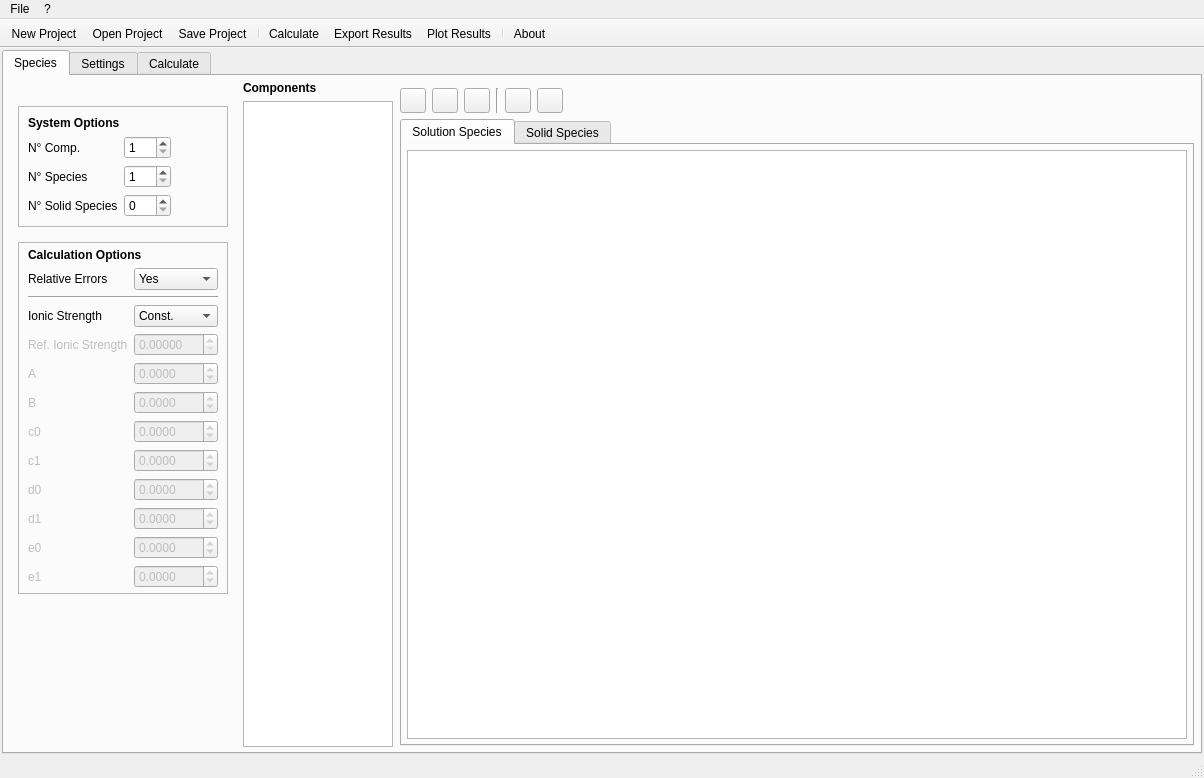
Qt form src/main/python/ui/PyES_main.ui (Kastakin/PyES) before a commit.
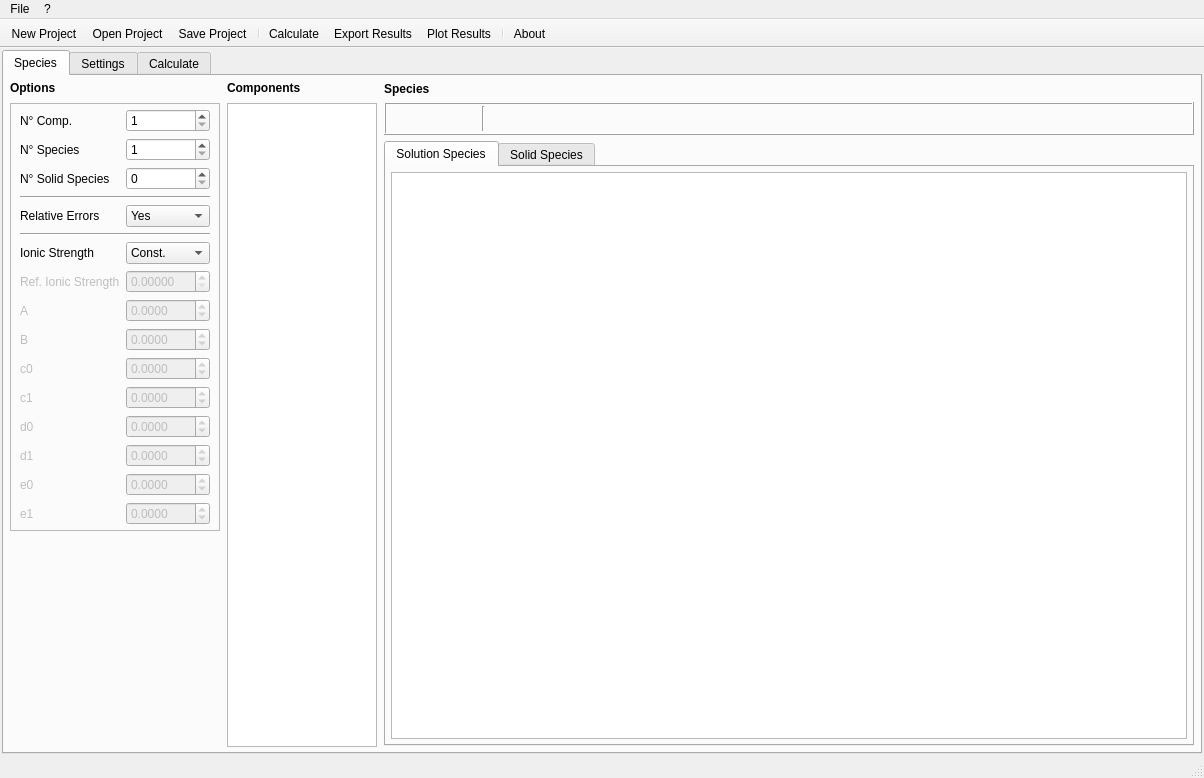
The same form after that commit. Icons and pictures are not drawn.

Commit message: [enh] Experiment with a more clear ui

```diff
--- a/src/main/python/ui/PyES_main.ui
+++ b/src/main/python/ui/PyES_main.ui
@@ -63,7 +63,7 @@
        <attribute name="title">
         <string>Species</string>
        </attribute>
-       <layout class="QHBoxLayout" name="horizontalLayout" stretch="1,2,5">
+       <layout class="QHBoxLayout" name="horizontalLayout" stretch="0,2,5">
         <property name="sizeConstraint">
          <enum>QLayout::SetDefaultConstraint</enum>
         </property>
@@ -92,142 +92,31 @@
           </property>
           <layout class="QVBoxLayout" name="verticalLayout_6">
            <property name="spacing">
-            <number>15</number>
+            <number>8</number>
+           </property>
+           <property name="leftMargin">
+            <number>1</number>
            </property>
            <property name="topMargin">
-            <number>25</number>
+            <number>0</number>
+           </property>
+           <property name="rightMargin">
+            <number>1</number>
+           </property>
+           <property name="bottomMargin">
+            <number>1</number>
            </property>
            <item>
-            <widget class="QFrame" name="frame_9">
+            <widget class="QLabel" name="sys_opt_label">
              <property name="sizePolicy">
-              <sizepolicy hsizetype="Minimum" vsizetype="Fixed">
+              <sizepolicy hsizetype="Preferred" vsizetype="Maximum">
                <horstretch>0</horstretch>
                <verstretch>0</verstretch>
               </sizepolicy>
              </property>
-             <property name="frameShape">
-              <enum>QFrame::StyledPanel</enum>
+             <property name="text">
+              <string>&lt;html&gt;&lt;head/&gt;&lt;body&gt;&lt;p&gt;&lt;span style=&quot; font-weight:600;&quot;&gt;Options&lt;/span&gt;&lt;/p&gt;&lt;/body&gt;&lt;/html&gt;</string>
              </property>
-             <layout class="QFormLayout" name="formLayout_5">
-              <property name="horizontalSpacing">
-               <number>6</number>
-              </property>
-              <property name="topMargin">
-               <number>9</number>
-              </property>
-              <property name="rightMargin">
-               <number>5</number>
-              </property>
-              <property name="bottomMargin">
-               <number>9</number>
-              </property>
-              <item row="0" column="0" colspan="2">
-               <widget class="QLabel" name="sys_opt_label">
-                <property name="text">
-                 <string>&lt;html&gt;&lt;head/&gt;&lt;body&gt;&lt;p&gt;&lt;span style=&quot; font-weight:600;&quot;&gt;System Options&lt;/span&gt;&lt;/p&gt;&lt;/body&gt;&lt;/html&gt;</string>
-                </property>
-               </widget>
-              </item>
-              <item row="1" column="0">
-               <widget class="QLabel" name="comp_label">
-                <property name="sizePolicy">
-                 <sizepolicy hsizetype="Maximum" vsizetype="Preferred">
-                  <horstretch>0</horstretch>
-                  <verstretch>0</verstretch>
-                 </sizepolicy>
-                </property>
-                <property name="text">
-                 <string>N° Comp.</string>
-                </property>
-               </widget>
-              </item>
-              <item row="2" column="0">
-               <widget class="QLabel" name="species_label">
-                <property name="sizePolicy">
-                 <sizepolicy hsizetype="Maximum" vsizetype="Preferred">
-                  <horstretch>0</horstretch>
-                  <verstretch>0</verstretch>
-                 </sizepolicy>
-                </property>
-                <property name="text">
-                 <string>N° Species</string>
-                </property>
-               </widget>
-              </item>
-              <item row="3" column="0">
-               <widget class="QLabel" name="phases_label">
-                <property name="sizePolicy">
-                 <sizepolicy hsizetype="Maximum" vsizetype="Preferred">
-                  <horstretch>0</horstretch>
-                  <verstretch>0</verstretch>
-                 </sizepolicy>
-                </property>
-                <property name="text">
-                 <string>N° Solid Species</string>
-                </property>
-               </widget>
-              </item>
-              <item row="3" column="1">
-               <widget class="QSpinBox" name="numPhases">
-                <property name="sizePolicy">
-                 <sizepolicy hsizetype="Maximum" vsizetype="Fixed">
-                  <horstretch>0</horstretch>
-                  <verstretch>0</verstretch>
-                 </sizepolicy>
-                </property>
-                <property name="statusTip">
-                 <string>Number of solid phases to be considered.</string>
-                </property>
-                <property name="minimum">
-                 <number>0</number>
-                </property>
-                <property name="maximum">
-                 <number>999</number>
-                </property>
-                <property name="value">
-                 <number>0</number>
-                </property>
-               </widget>
-              </item>
-              <item row="1" column="1">
-               <widget class="QSpinBox" name="numComp">
-                <property name="sizePolicy">
-                 <sizepolicy hsizetype="Maximum" vsizetype="Fixed">
-                  <horstretch>0</horstretch>
-                  <verstretch>0</verstretch>
-                 </sizepolicy>
-                </property>
-                <property name="statusTip">
-                 <string>Number of components present.</string>
-                </property>
-                <property name="minimum">
-                 <number>1</number>
-                </property>
-                <property name="maximum">
-                 <number>999</number>
-                </property>
-               </widget>
-              </item>
-              <item row="2" column="1">
-               <widget class="QSpinBox" name="numSpecies">
-                <property name="sizePolicy">
-                 <sizepolicy hsizetype="Maximum" vsizetype="Fixed">
-                  <horstretch>0</horstretch>
-                  <verstretch>0</verstretch>
-                 </sizepolicy>
-                </property>
-                <property name="statusTip">
-                 <string>Number of species to be considered.</string>
-                </property>
-                <property name="minimum">
-                 <number>1</number>
-                </property>
-                <property name="maximum">
-                 <number>999</number>
-                </property>
-               </widget>
-              </item>
-             </layout>
             </widget>
            </item>
            <item>
@@ -281,27 +170,148 @@
                  <property name="bottomMargin">
                   <number>5</number>
                  </property>
-                 <item row="0" column="0" colspan="2">
-                  <widget class="QLabel" name="calc_opt_label">
+                 <item row="0" column="0">
+                  <widget class="QLabel" name="comp_label">
                    <property name="sizePolicy">
-                    <sizepolicy hsizetype="Preferred" vsizetype="Maximum">
+                    <sizepolicy hsizetype="Maximum" vsizetype="Preferred">
                      <horstretch>0</horstretch>
                      <verstretch>0</verstretch>
                     </sizepolicy>
                    </property>
                    <property name="text">
-                    <string>&lt;html&gt;&lt;head/&gt;&lt;body&gt;&lt;p&gt;&lt;span style=&quot; font-weight:600;&quot;&gt;Calculation Options&lt;/span&gt;&lt;/p&gt;&lt;/body&gt;&lt;/html&gt;</string>
+                    <string>N° Comp.</string>
                    </property>
                   </widget>
                  </item>
-                 <item row="3" column="0">
+                 <item row="0" column="1">
+                  <widget class="QSpinBox" name="numComp">
+                   <property name="sizePolicy">
+                    <sizepolicy hsizetype="Preferred" vsizetype="Fixed">
+                     <horstretch>0</horstretch>
+                     <verstretch>0</verstretch>
+                    </sizepolicy>
+                   </property>
+                   <property name="statusTip">
+                    <string>Number of components present.</string>
+                   </property>
+                   <property name="minimum">
+                    <number>1</number>
+                   </property>
+                   <property name="maximum">
+                    <number>999</number>
+                   </property>
+                  </widget>
+                 </item>
+                 <item row="1" column="0">
+                  <widget class="QLabel" name="species_label">
+                   <property name="sizePolicy">
+                    <sizepolicy hsizetype="Maximum" vsizetype="Preferred">
+                     <horstretch>0</horstretch>
+                     <verstretch>0</verstretch>
+                    </sizepolicy>
+                   </property>
+                   <property name="text">
+                    <string>N° Species</string>
+                   </property>
+                  </widget>
+                 </item>
+                 <item row="1" column="1">
+                  <widget class="QSpinBox" name="numSpecies">
+                   <property name="sizePolicy">
+                    <sizepolicy hsizetype="Preferred" vsizetype="Fixed">
+                     <horstretch>0</horstretch>
+                     <verstretch>0</verstretch>
+                    </sizepolicy>
+                   </property>
+                   <property name="statusTip">
+                    <string>Number of species to be considered.</string>
+                   </property>
+                   <property name="minimum">
+                    <number>1</number>
+                   </property>
+                   <property name="maximum">
+                    <number>999</number>
+                   </property>
+                  </widget>
+                 </item>
+                 <item row="2" column="0">
+                  <widget class="QLabel" name="phases_label">
+                   <property name="sizePolicy">
+                    <sizepolicy hsizetype="Maximum" vsizetype="Preferred">
+                     <horstretch>0</horstretch>
+                     <verstretch>0</verstretch>
+                    </sizepolicy>
+                   </property>
+                   <property name="text">
+                    <string>N° Solid Species</string>
+                   </property>
+                  </widget>
+                 </item>
+                 <item row="2" column="1">
+                  <widget class="QSpinBox" name="numPhases">
+                   <property name="sizePolicy">
+                    <sizepolicy hsizetype="Preferred" vsizetype="Fixed">
+                     <horstretch>0</horstretch>
+                     <verstretch>0</verstretch>
+                    </sizepolicy>
+                   </property>
+                   <property name="statusTip">
+                    <string>Number of solid phases to be considered.</string>
+                   </property>
+                   <property name="minimum">
+                    <number>0</number>
+                   </property>
+                   <property name="maximum">
+                    <number>999</number>
+                   </property>
+                   <property name="value">
+                    <number>0</number>
+                   </property>
+                  </widget>
+                 </item>
+                 <item row="3" column="0" colspan="2">
+                  <widget class="Line" name="line_7">
+                   <property name="orientation">
+                    <enum>Qt::Horizontal</enum>
+                   </property>
+                  </widget>
+                 </item>
+                 <item row="6" column="0">
+                  <widget class="QLabel" name="relErrorMode_label">
+                   <property name="text">
+                    <string>Relative Errors</string>
+                   </property>
+                  </widget>
+                 </item>
+                 <item row="6" column="1">
+                  <widget class="QComboBox" name="relErrorMode">
+                   <item>
+                    <property name="text">
+                     <string>Yes</string>
+                    </property>
+                   </item>
+                   <item>
+                    <property name="text">
+                     <string>No</string>
+                    </property>
+                   </item>
+                  </widget>
+                 </item>
+                 <item row="8" column="0" colspan="2">
+                  <widget class="Line" name="line">
+                   <property name="orientation">
+                    <enum>Qt::Horizontal</enum>
+                   </property>
+                  </widget>
+                 </item>
+                 <item row="9" column="0">
                   <widget class="QLabel" name="imode_label">
                    <property name="text">
                     <string>Ionic Strength</string>
                    </property>
                   </widget>
                  </item>
-                 <item row="3" column="1">
+                 <item row="9" column="1">
                   <widget class="QComboBox" name="imode">
                    <property name="sizePolicy">
                     <sizepolicy hsizetype="Minimum" vsizetype="Fixed">
@@ -324,7 +334,7 @@
                    </item>
                   </widget>
                  </item>
-                 <item row="4" column="0">
+                 <item row="10" column="0">
                   <widget class="QLabel" name="refIonicStr_label">
                    <property name="enabled">
                     <bool>false</bool>
@@ -334,7 +344,7 @@
                    </property>
                   </widget>
                  </item>
-                 <item row="4" column="1">
+                 <item row="10" column="1">
                   <widget class="QDoubleSpinBox" name="refIonicStr">
                    <property name="enabled">
                     <bool>false</bool>
@@ -353,45 +363,7 @@
                    </property>
                   </widget>
                  </item>
-                 <item row="2" column="0" colspan="2">
-                  <widget class="Line" name="line">
-                   <property name="orientation">
-                    <enum>Qt::Horizontal</enum>
-                   </property>
-                  </widget>
-                 </item>
-                 <item row="1" column="0">
-                  <widget class="QLabel" name="relErrorMode_label">
-                   <property name="text">
-                    <string>Relative Errors</string>
-                   </property>
-                  </widget>
-                 </item>
-                 <item row="1" column="1">
-                  <widget class="QComboBox" name="relErrorMode">
-                   <item>
-                    <property name="text">
-                     <string>Yes</string>
-                    </property>
-                   </item>
-                   <item>
-                    <property name="text">
-                     <string>No</string>
-                    </property>
-                   </item>
-                  </widget>
-                 </item>
                  <item row="11" column="0">
-                  <widget class="QLabel" name="e0_label">
-                   <property name="enabled">
-                    <bool>false</bool>
-                   </property>
-                   <property name="text">
-                    <string>e0</string>
-                   </property>
-                  </widget>
-                 </item>
-                 <item row="5" column="0">
                   <widget class="QLabel" name="A_label">
                    <property name="enabled">
                     <bool>false</bool>
@@ -401,7 +373,7 @@
                    </property>
                   </widget>
                  </item>
-                 <item row="5" column="1">
+                 <item row="11" column="1">
                   <widget class="QDoubleSpinBox" name="A">
                    <property name="enabled">
                     <bool>false</bool>
@@ -423,7 +395,7 @@
                    </property>
                   </widget>
                  </item>
-                 <item row="6" column="0">
+                 <item row="12" column="0">
                   <widget class="QLabel" name="B_label">
                    <property name="enabled">
                     <bool>false</bool>
@@ -433,7 +405,7 @@
                    </property>
                   </widget>
                  </item>
-                 <item row="6" column="1">
+                 <item row="12" column="1">
                   <widget class="QDoubleSpinBox" name="B">
                    <property name="enabled">
                     <bool>false</bool>
@@ -455,7 +427,7 @@
                    </property>
                   </widget>
                  </item>
-                 <item row="7" column="0">
+                 <item row="13" column="0">
                   <widget class="QLabel" name="c0_label">
                    <property name="enabled">
                     <bool>false</bool>
@@ -465,7 +437,7 @@
                    </property>
                   </widget>
                  </item>
-                 <item row="7" column="1">
+                 <item row="13" column="1">
                   <widget class="QDoubleSpinBox" name="c0">
                    <property name="enabled">
                     <bool>false</bool>
@@ -487,7 +459,7 @@
                    </property>
                   </widget>
                  </item>
-                 <item row="8" column="0">
+                 <item row="14" column="0">
                   <widget class="QLabel" name="c1_label">
                    <property name="enabled">
                     <bool>false</bool>
@@ -497,7 +469,7 @@
                    </property>
                   </widget>
                  </item>
-                 <item row="8" column="1">
+                 <item row="14" column="1">
                   <widget class="QDoubleSpinBox" name="c1">
                    <property name="enabled">
                     <bool>false</bool>
@@ -519,29 +491,7 @@
                    </property>
                   </widget>
                  </item>
-                 <item row="9" column="1">
-                  <widget class="QDoubleSpinBox" name="d0">
-                   <property name="enabled">
-                    <bool>false</bool>
-                   </property>
-                   <property name="statusTip">
-                    <string>&quot;d0&quot; term of the Debye-Hückel equation.</string>
-                   </property>
-                   <property name="decimals">
-                    <number>4</number>
-                   </property>
-                   <property name="minimum">
-                    <double>-999.000000000000000</double>
-                   </property>
-                   <property name="maximum">
-                    <double>999.000000000000000</double>
-                   </property>
-                   <property name="singleStep">
-                    <double>0.050000000000000</double>
-                   </property>
-                  </widget>
-                 </item>
-                 <item row="9" column="0">
+                 <item row="15" column="0">
                   <widget class="QLabel" name="d0_label">
                    <property name="enabled">
                     <bool>false</bool>
@@ -551,7 +501,29 @@
                    </property>
                   </widget>
                  </item>
-                 <item row="10" column="0">
+                 <item row="15" column="1">
+                  <widget class="QDoubleSpinBox" name="d0">
+                   <property name="enabled">
+                    <bool>false</bool>
+                   </property>
+                   <property name="statusTip">
+                    <string>&quot;d0&quot; term of the Debye-Hückel equation.</string>
+                   </property>
+                   <property name="decimals">
+                    <number>4</number>
+                   </property>
+                   <property name="minimum">
+                    <double>-999.000000000000000</double>
+                   </property>
+                   <property name="maximum">
+                    <double>999.000000000000000</double>
+                   </property>
+                   <property name="singleStep">
+                    <double>0.050000000000000</double>
+                   </property>
+                  </widget>
+                 </item>
+                 <item row="16" column="0">
                   <widget class="QLabel" name="d1_label">
                    <property name="enabled">
                     <bool>false</bool>
@@ -561,7 +533,7 @@
                    </property>
                   </widget>
                  </item>
-                 <item row="10" column="1">
+                 <item row="16" column="1">
                   <widget class="QDoubleSpinBox" name="d1">
                    <property name="enabled">
                     <bool>false</bool>
@@ -583,7 +555,17 @@
                    </property>
                   </widget>
                  </item>
-                 <item row="11" column="1">
+                 <item row="17" column="0">
+                  <widget class="QLabel" name="e0_label">
+                   <property name="enabled">
+                    <bool>false</bool>
+                   </property>
+                   <property name="text">
+                    <string>e0</string>
+                   </property>
+                  </widget>
+                 </item>
+                 <item row="17" column="1">
                   <widget class="QDoubleSpinBox" name="e0">
                    <property name="enabled">
                     <bool>false</bool>
@@ -605,7 +587,7 @@
                    </property>
                   </widget>
                  </item>
-                 <item row="12" column="0">
+                 <item row="18" column="0">
                   <widget class="QLabel" name="e1_label">
                    <property name="enabled">
                     <bool>false</bool>
@@ -615,7 +597,7 @@
                    </property>
                   </widget>
                  </item>
-                 <item row="12" column="1">
+                 <item row="18" column="1">
                   <widget class="QDoubleSpinBox" name="e1">
                    <property name="enabled">
                     <bool>false</bool>
@@ -668,6 +650,9 @@
            </sizepolicy>
           </property>
           <layout class="QVBoxLayout" name="verticalLayout_8">
+           <property name="spacing">
+            <number>8</number>
+           </property>
            <property name="leftMargin">
             <number>0</number>
            </property>
@@ -740,25 +725,44 @@
             <number>1</number>
            </property>
            <item>
-            <widget class="QWidget" name="horizontalWidget" native="true">
+            <widget class="QLabel" name="tab_comp_label_2">
              <property name="sizePolicy">
               <sizepolicy hsizetype="Maximum" vsizetype="Preferred">
                <horstretch>0</horstretch>
                <verstretch>0</verstretch>
               </sizepolicy>
+             </property>
+             <property name="text">
+              <string>&lt;html&gt;&lt;head/&gt;&lt;body&gt;&lt;p&gt;&lt;span style=&quot; font-weight:600;&quot;&gt;Species&lt;/span&gt;&lt;/p&gt;&lt;/body&gt;&lt;/html&gt;</string>
+             </property>
+            </widget>
+           </item>
+           <item>
+            <widget class="QFrame" name="horizontalFrame">
+             <property name="sizePolicy">
+              <sizepolicy hsizetype="Minimum" vsizetype="Preferred">
+               <horstretch>0</horstretch>
+               <verstretch>0</verstretch>
+              </sizepolicy>
+             </property>
+             <property name="frameShape">
+              <enum>QFrame::Box</enum>
+             </property>
+             <property name="frameShadow">
+              <enum>QFrame::Raised</enum>
              </property>
              <layout class="QHBoxLayout" name="horizontalLayout_4">
               <property name="leftMargin">
                <number>0</number>
               </property>
               <property name="topMargin">
-               <number>6</number>
+               <number>2</number>
               </property>
               <property name="rightMargin">
                <number>0</number>
               </property>
               <property name="bottomMargin">
-               <number>0</number>
+               <number>2</number>
               </property>
               <item>
                <widget class="QToolButton" name="insert_above_button">
@@ -781,6 +785,9 @@
                   <height>18</height>
                  </size>
                 </property>
+                <property name="autoRaise">
+                 <bool>true</bool>
+                </property>
                </widget>
               </item>
               <item>
@@ -810,6 +817,9 @@
                   <height>18</height>
                  </size>
                 </property>
+                <property name="autoRaise">
+                 <bool>true</bool>
+                </property>
                </widget>
               </item>
               <item>
@@ -833,6 +843,9 @@
                   <height>18</height>
                  </size>
                 </property>
+                <property name="autoRaise">
+                 <bool>true</bool>
+                </property>
                </widget>
               </item>
               <item>
@@ -857,6 +870,9 @@
                   <height>18</height>
                  </size>
                 </property>
+                <property name="autoRaise">
+                 <bool>true</bool>
+                </property>
                </widget>
               </item>
               <item>
@@ -874,8 +890,24 @@
                   <height>18</height>
                  </size>
                 </property>
+                <property name="autoRaise">
+                 <bool>true</bool>
+                </property>
                </widget>
               </item>
+              <item>
+               <spacer name="horizontalSpacer">
+                <property name="orientation">
+                 <enum>Qt::Horizontal</enum>
+                </property>
+                <property name="sizeHint" stdset="0">
+                 <size>
+                  <width>40</width>
+                  <height>20</height>
+                 </size>
+                </property>
+               </spacer>
+              </item>
              </layout>
             </widget>
            </item>
```
Left out of the diff: 62 changed lines with no effect on the pictures. The commit also changes 1 other file.
